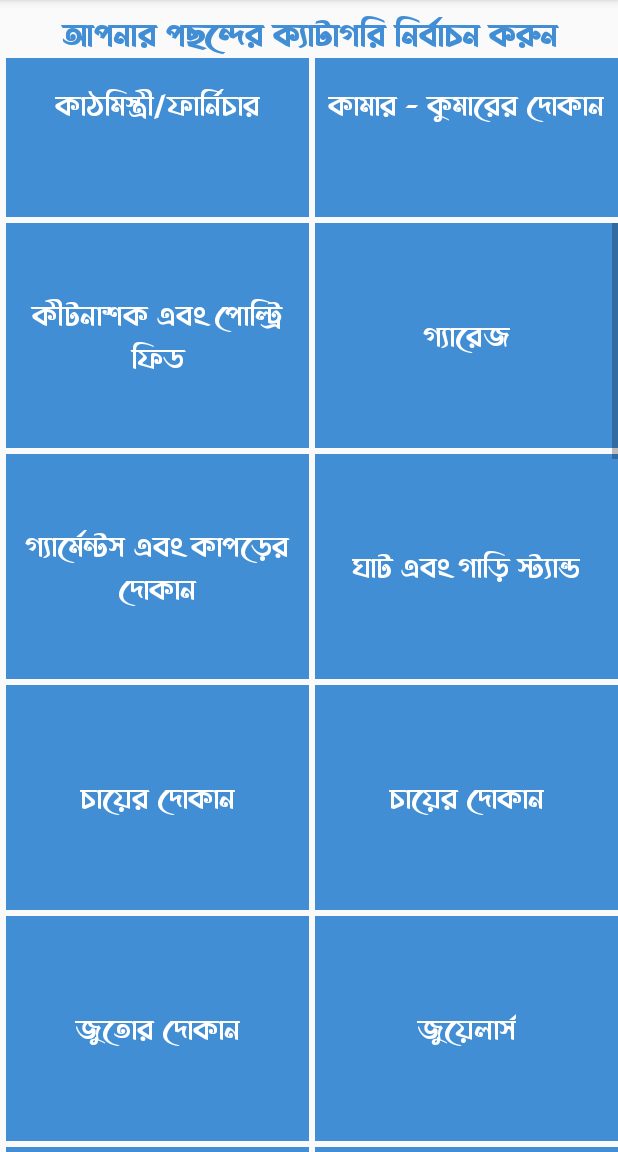
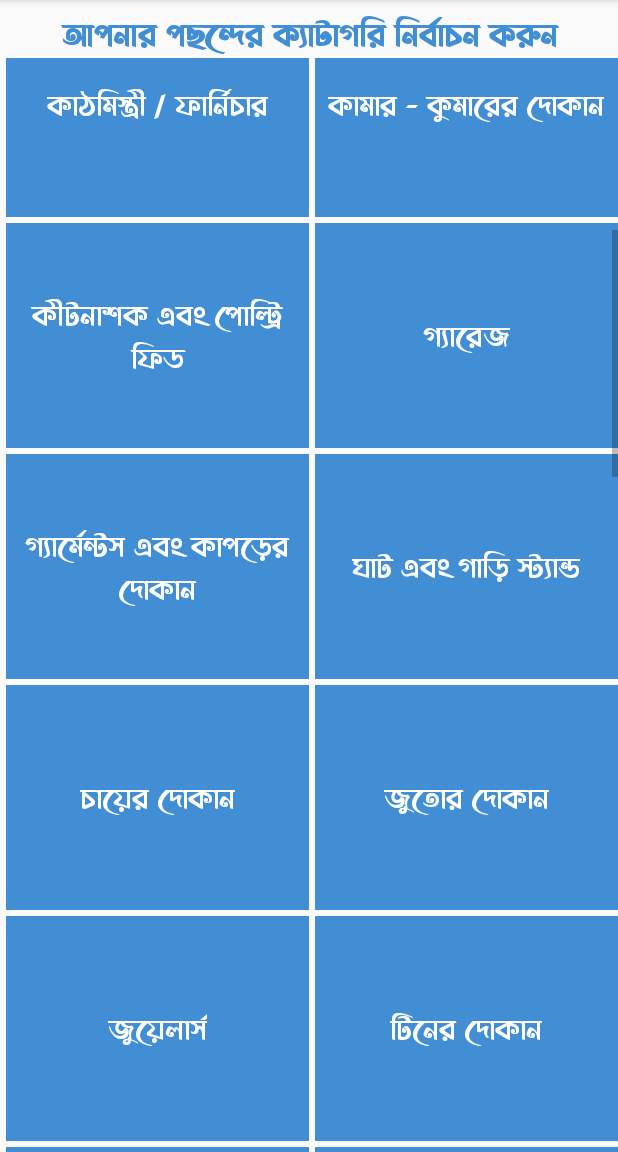
Before and after one commit to anirbanprince/FuljhuriDirectory, an Android app: the screen it shows after launch (MainActivity), scrolled down 510 dp, on a phone screen of 412 x 824 dp, the part 84-1236 px from its top. Run offline under Robolectric (Android 15) with nearby library versions, the phone set to English and light mode, and no system bars.

Commit message:
Initial commit

```diff
--- a/app/src/main/java/com/proseobd/fuljhuridirectory/HomeFragment.java
+++ b/app/src/main/java/com/proseobd/fuljhuridirectory/HomeFragment.java
@@ -138,7 +138,7 @@ public class HomeFragment extends Fragment {
         arrayList.add(hashMap);
 
         hashMap =new HashMap<>();
-        hashMap.put("catName" , "কাঠমিস্ত্রী/ফার্নিচার");
+        hashMap.put("catName" , "কাঠমিস্ত্রী / ফার্নিচার");
         arrayList.add(hashMap);
 
         hashMap =new HashMap<>();
@@ -165,9 +165,6 @@ public class HomeFragment extends Fragment {
         hashMap.put("catName" , "চায়ের দোকান");
         arrayList.add(hashMap);
 
-        hashMap =new HashMap<>();
-        hashMap.put("catName" , "চায়ের দোকান");
-        arrayList.add(hashMap);
 
         hashMap =new HashMap<>();
         hashMap.put("catName" , "জুতোর দোকান");
@@ -276,7 +273,6 @@ public class HomeFragment extends Fragment {
         arrayList.add(hashMap);
 
 
-
         hashMap =new HashMap<>();
         hashMap.put("catName" , "হার্ডওয়্যার এন্ড স্যানিটেশন");
         arrayList.add(hashMap);
```
